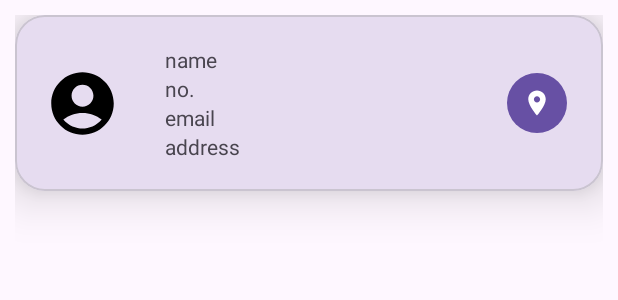
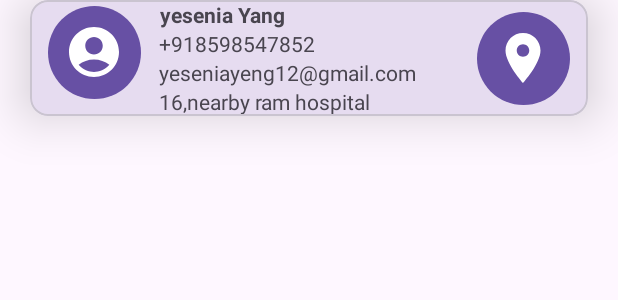
Before and after one commit to P-21710/MAD_Practical-10_21012011127, an Android app: the layout contact_item.xml on its own in the app's theme, with its tools: preview values and no code run, on a phone screen of 412 x 824 dp. Shown: the top 300 px of the screen. Run offline under Robolectric (Android 15) with nearby library versions, the phone set to English and light mode, and no system bars.

```diff
--- a/app/build.gradle.kts
+++ b/app/build.gradle.kts
@@ -6,12 +6,12 @@ plugins {
 
 android {
     namespace = "com.prasadrajyaguru.mad_practical_10_21012011127"
-    compileSdk = 33
+    compileSdk = 34
 
     defaultConfig {
         applicationId = "com.prasadrajyaguru.mad_practical_10_21012011127"
         minSdk = 21
-        targetSdk = 33
+        targetSdk = 34
         versionCode = 1
         versionName = "1.0"
 
--- a/app/src/main/res/layout/contact_item.xml
+++ b/app/src/main/res/layout/contact_item.xml
@@ -1,86 +1,85 @@
 <?xml version="1.0" encoding="utf-8"?>
 <androidx.constraintlayout.widget.ConstraintLayout xmlns:android="http://schemas.android.com/apk/res/android"
-    xmlns:app="http://schemas.android.com/apk/res-auto"
     xmlns:tools="http://schemas.android.com/tools"
     android:layout_width="match_parent"
     android:layout_height="match_parent"
-    android:padding="10dp">
-
+    xmlns:app="http://schemas.android.com/apk/res-auto">
     <com.google.android.material.card.MaterialCardView
         android:layout_width="match_parent"
         android:layout_height="wrap_content"
+        app:layout_constraintTop_toTopOf="parent"
         app:layout_constraintStart_toStartOf="parent"
-        app:layout_constraintTop_toTopOf="parent"
-        app:cardCornerRadius="20dp"
-        app:cardElevation="20dp"
-        >
+        android:layout_marginHorizontal="20dp"
+        app:cardElevation="20dp">
 
         <androidx.constraintlayout.widget.ConstraintLayout
             android:layout_width="match_parent"
-            android:layout_height="match_parent"
-            android:padding="20dp">
+            android:layout_height="wrap_content">
 
-            <TextView
-                android:layout_marginLeft="30dp"
-                android:id="@+id/name1"
-                android:layout_width="wrap_content"
-                android:layout_height="wrap_content"
-                android:text="name"
-                app:layout_constraintTop_toTopOf="parent"
-                app:layout_constraintStart_toEndOf="@id/imageview1"
-                tools:layout_editor_absoluteX="20dp" />
-
-            <TextView
-                android:layout_marginLeft="30dp"
-                android:id="@+id/no1"
-                android:layout_width="wrap_content"
-                android:layout_height="wrap_content"
-                android:text="no."
-                app:layout_constraintStart_toEndOf="@+id/imageview1"
-                app:layout_constraintTop_toBottomOf="@+id/name1" />
-
-            <TextView
-                android:layout_marginLeft="30dp"
-                android:id="@+id/email1"
-                android:layout_width="wrap_content"
-                android:layout_height="wrap_content"
-                android:text="email"
-                app:layout_constraintStart_toEndOf="@+id/imageview1"
-                app:layout_constraintTop_toBottomOf="@+id/no1" />
-
-            <TextView
-                android:layout_marginLeft="30dp"
-                android:id="@+id/address1"
-                android:layout_width="wrap_content"
-                android:layout_height="wrap_content"
-                android:text="address"
-                app:layout_constraintStart_toEndOf="@+id/imageview1"
-                app:layout_constraintTop_toBottomOf="@+id/email1" />
-
-
-
-
-            <ImageView
-                android:id="@+id/imageview1"
-                android:layout_width="50dp"
-                android:layout_height="50dp"
-                android:src="@drawable/baseline_account_circle_24"
-                app:layout_constraintBottom_toBottomOf="parent"
+            <com.google.android.material.button.MaterialButton
+                android:id="@+id/btnPerson"
+                style="?materialIconButtonFilledStyle"
+                android:layout_width="70dp"
+                android:layout_height="70dp"
+                app:icon="@drawable/baseline_account_circle_24"
+                app:iconGravity="textStart"
+                app:iconSize="40dp"
+                app:layout_constraintEnd_toStartOf="@+id/linearLayout"
+                app:layout_constraintHorizontal_bias="0.192"
                 app:layout_constraintStart_toStartOf="parent"
                 app:layout_constraintTop_toTopOf="parent" />
 
-            <com.google.android.material.button.MaterialButton
-                android:id="@+id/button1"
+            <LinearLayout
+                android:id="@+id/linearLayout"
                 android:layout_width="wrap_content"
                 android:layout_height="wrap_content"
+                android:orientation="vertical"
+                app:layout_constraintEnd_toStartOf="@+id/btnLocation"
+                app:layout_constraintTop_toTopOf="parent"
+                app:layout_constraintStart_toEndOf="@id/btnPerson"
+                app:layout_constraintBottom_toBottomOf="parent">
+
+                <TextView
+                    android:id="@+id/name"
+                    android:layout_width="wrap_content"
+                    android:layout_height="wrap_content"
+                    android:gravity="center"
+                    android:text="yesenia Yang"
+                    android:textStyle="bold" />
+
+                <TextView
+                    android:id="@+id/mobile"
+                    android:layout_width="wrap_content"
+                    android:layout_height="wrap_content"
+                    android:text="+918598547852" />
+
+                <TextView
+                    android:id="@+id/emailid"
+                    android:layout_width="200dp"
+                    android:layout_height="wrap_content"
+                    android:text="yeseniayeng12@gmail.com" />
+
+                <TextView
+                    android:id="@+id/address"
+                    android:layout_width="200dp"
+                    android:layout_height="wrap_content"
+                    android:text="16,nearby ram hospital" />
+            </LinearLayout>
+
+            <com.google.android.material.button.MaterialButton
+                android:id="@+id/btnLocation"
+                style="?materialIconButtonFilledStyle"
+                android:layout_width="70dp"
+                android:layout_height="70dp"
                 app:icon="@drawable/baseline_location_on_24"
-                app:layout_constraintBottom_toBottomOf="@+id/address1"
+                app:iconGravity="textStart"
+                app:iconSize="40dp"
+                app:layout_constraintBottom_toBottomOf="parent"
                 app:layout_constraintEnd_toEndOf="parent"
-                app:layout_constraintTop_toTopOf="parent"
-                style="?materialIconButtonFilledStyle"/>
+                app:layout_constraintStart_toEndOf="@+id/linearLayout"
+                app:layout_constraintTop_toTopOf="parent" />
+
 
         </androidx.constraintlayout.widget.ConstraintLayout>
-
     </com.google.android.material.card.MaterialCardView>
-
 </androidx.constraintlayout.widget.ConstraintLayout>
```
Also changed, not shown: app/src/main/AndroidManifest.xml (+1 -12 lines), app/src/main/java/com/prasadrajyaguru/mad_practical_10_21012011127/Contact.kt (deleted, +0 -33 lines), app/src/main/java/com/prasadrajyaguru/mad_practical_10_21012011127/ContactAdapter.kt (deleted, +0 -21 lines), app/src/main/java/com/prasadrajyaguru/mad_practical_10_21012011127/HttpRequest.kt (renamed from app/src/main/java/com/prasadrajyaguru/mad_practical_10_21012011127/httprequest.kt, +5 -6 lines), app/src/main/java/com/prasadrajyaguru/mad_practical_10_21012011127/MainActivity.kt (+29 -31 lines), app/src/main/java/com/prasadrajyaguru/mad_practical_10_21012011127/MapsActivity.kt (+16 -16 lines), app/src/main/java/com/prasadrajyaguru/mad_practical_10_21012011127/Person.kt (added, +26 -0 lines), app/src/main/java/com/prasadrajyaguru/mad_practical_10_21012011127/PersonAdapter.kt (added, +27 -0 lines), app/src/main/res/layout/activity_main.xml (+12 -15 lines), app/src/main/res/drawable/image.png (added).
